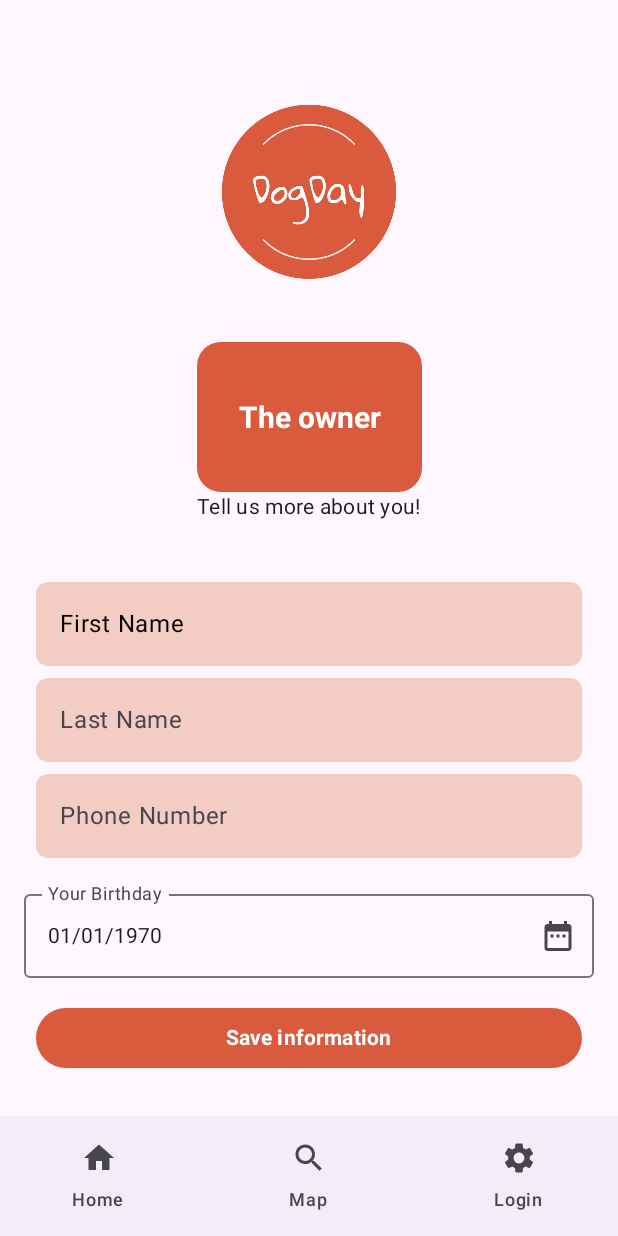
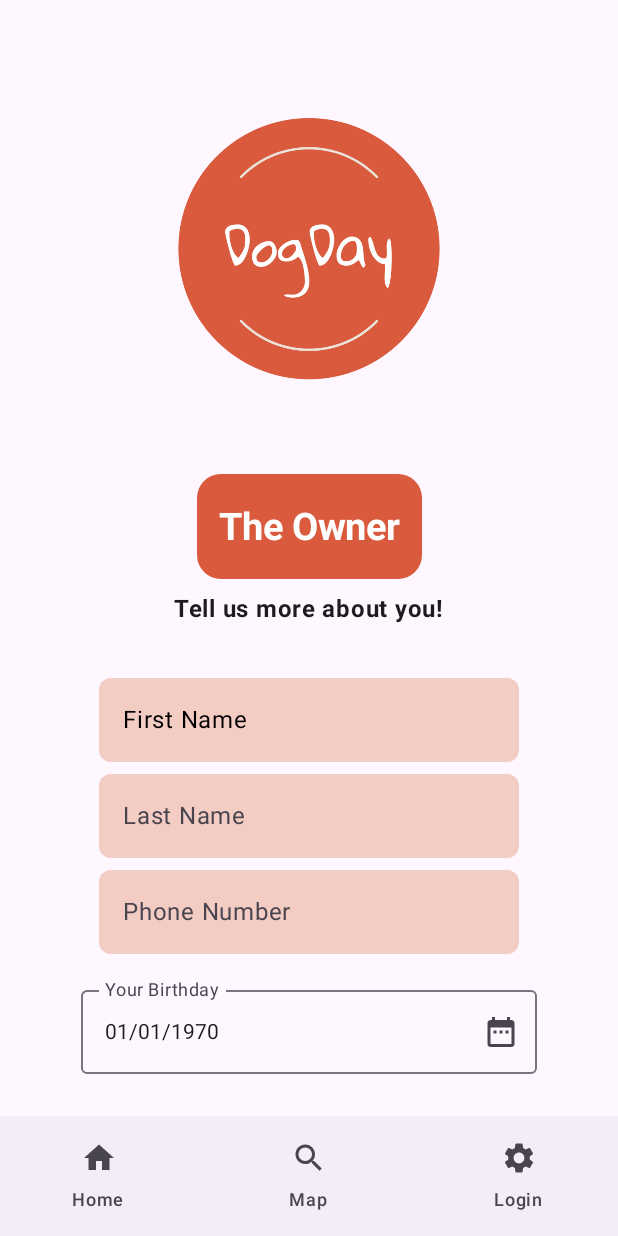
Before and after one commit to mattia-lerario/Dogday, an Android app built with Jetpack Compose: the NewUserScreen screen opened through its navigation route, on a phone screen of 412 x 824 dp. Run offline under Robolectric (Android 15) with nearby library versions, the phone set to English and light mode, and no system bars; our stand-ins replace Firebase (no records; nobody signed in at launch, a user with empty details on screens opened directly).

Commit message:
Endret design på newUser

```diff
--- a/app/src/main/java/com/example/dogday/screens/NewUserScreen.kt
+++ b/app/src/main/java/com/example/dogday/screens/NewUserScreen.kt
@@ -51,7 +51,8 @@ fun NewUserScreen(navController: NavController) {
         modifier = Modifier
             .fillMaxSize()
             .padding(16.dp),
-        verticalArrangement = Arrangement.Center
+        verticalArrangement = Arrangement.Center,
+        horizontalAlignment = Alignment.CenterHorizontally
     ) {
         Box(
             modifier = Modifier.fillMaxWidth(),
@@ -64,7 +65,7 @@ fun NewUserScreen(navController: NavController) {
                 Image(
                     painter = painterResource(R.drawable.dogday_logo),
                     contentDescription = "DogDay Logo",
-                    modifier = Modifier.size(200.dp),
+                    modifier = Modifier.size(300.dp),
                     contentScale = ContentScale.Fit
                 )
 
@@ -72,22 +73,25 @@ fun NewUserScreen(navController: NavController) {
             }
         }
 
+        Spacer(modifier = Modifier.height(8.dp))
+
         Text(
             text = "Tell us more about you!",
-            style = MaterialTheme.typography.bodyMedium,
+            style = MaterialTheme.typography.bodyLarge,
+            fontWeight = FontWeight.Bold, // Gjør teksten bold
             modifier = Modifier
                 .padding(bottom = 24.dp)
                 .align(Alignment.CenterHorizontally)
         )
 
-        Spacer(modifier = Modifier.height(16.dp))
+        Spacer(modifier = Modifier.height(10.dp))
 
         TextField(
             value = firstName,
             onValueChange = { firstName = it },
             label = { Text("First Name", color = Color.Black) },
             modifier = Modifier
-                .fillMaxWidth()
+                .widthIn(max = 500.dp)
                 .padding(horizontal = 8.dp),
             colors = TextFieldDefaults.colors(
                 focusedContainerColor = InputBackgroundLight,
@@ -105,7 +109,7 @@ fun NewUserScreen(navController: NavController) {
             onValueChange = { lastName = it },
             label = { Text("Last Name") },
             modifier = Modifier
-                .fillMaxWidth()
+                .widthIn(max = 500.dp)
                 .padding(horizontal = 8.dp),
             colors = TextFieldDefaults.colors(
                 focusedContainerColor = InputBackgroundLight,
@@ -123,7 +127,7 @@ fun NewUserScreen(navController: NavController) {
             onValueChange = { phoneNumber = it },
             label = { Text("Phone Number") },
             modifier = Modifier
-                .fillMaxWidth()
+                .widthIn(max = 500.dp)
                 .padding(horizontal = 8.dp),
             colors = TextFieldDefaults.colors(
                 focusedContainerColor = InputBackgroundLight,
@@ -137,7 +141,8 @@ fun NewUserScreen(navController: NavController) {
         Spacer(modifier = Modifier.height(16.dp))
 
         Box(
-            modifier = Modifier.fillMaxWidth()
+            modifier = Modifier.fillMaxWidth(),
+            contentAlignment = Alignment.Center
         ) {
             OutlinedTextField(
                 value = convertMillisToDate(birthday),
@@ -153,7 +158,8 @@ fun NewUserScreen(navController: NavController) {
                     }
                 },
                 modifier = Modifier
-                    .fillMaxWidth()
+                    .widthIn(max = 500.dp)
+                    .fillMaxWidth(0.8f)
                     .height(64.dp)
             )
 
@@ -231,7 +237,7 @@ fun NewUserScreen(navController: NavController) {
 fun OwnerLabel() {
     Box(
         modifier = Modifier
-            .size(width = 150.dp, height = 100.dp), // Juster høyden til ønsket størrelse
+            .size(width = 150.dp, height = 70.dp), // Juster høyden til ønsket størrelse
         contentAlignment = Alignment.Center
     ) {
         // Tegner en fylt form med avrundede hjørner
@@ -245,20 +251,34 @@ fun OwnerLabel() {
 
         // Legger til teksten "The owner" over formen
         Text(
-            text = "The owner",
+            text = "The Owner",
             color = Color.White,
             textAlign = TextAlign.Center,
             fontWeight = FontWeight.Bold, // Setter teksten til fet
-            fontSize = 20.sp, // Juster størrelsen etter behov
+            fontSize = 25.sp, // Juster størrelsen etter behov
             modifier = Modifier.align(Alignment.Center)
         )
     }
 }
 
-@Preview(showBackground = true)
+//@Preview(showBackground = true)
+//@Composable
+//fun PreviewOwnerLabel() {
+    //OwnerLabel()
+//}
+
+@Preview
 @Composable
-fun PreviewNewUserScreen() {
-    // Bruker en falsk navController for preview
-    val navController = rememberNavController()
-    NewUserScreen(navController)
+fun PreviewLogo() {
+    Box(
+        modifier = Modifier.fillMaxSize(),
+        contentAlignment = Alignment.Center // Sentraliserer logoen i preview
+    ) {
+        Image(
+            painter = painterResource(R.drawable.dogday_logo),
+            contentDescription = "DogDay Logo",
+            modifier = Modifier.size(200.dp), // Juster størrelsen etter behov
+            contentScale = ContentScale.Fit
+        )
+    }
 }
```
